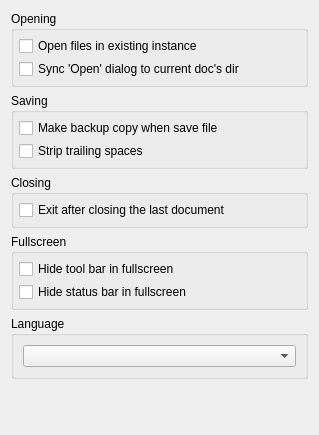
Qt form src/app/ui/forms/MainSettingsPage.ui (Mezomish/juffed) before a commit.
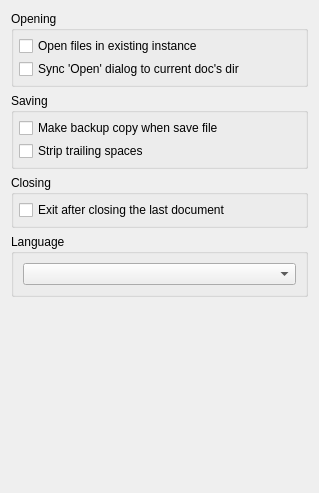
The same form after that commit.

Commit message: Moved fullscreen settings from 'Main' settings page to 'View' page

The edit to the form file:
```diff
--- a/src/app/ui/forms/MainSettingsPage.ui
+++ b/src/app/ui/forms/MainSettingsPage.ui
@@ -7,7 +7,7 @@
     <x>0</x>
     <y>0</y>
     <width>319</width>
-    <height>435</height>
+    <height>493</height>
    </rect>
   </property>
   <property name="sizePolicy">
@@ -103,35 +103,6 @@
      </layout>
     </widget>
    </item>
-   <item>
-    <widget class="QGroupBox" name="groupBox_4">
-     <property name="title">
-      <string>Fullscreen</string>
-     </property>
-     <layout class="QVBoxLayout" name="verticalLayout_5">
-      <property name="spacing">
-       <number>3</number>
-      </property>
-      <property name="margin">
-       <number>5</number>
-      </property>
-      <item>
-       <widget class="QCheckBox" name="fsHideToolbarChk">
-        <property name="text">
-         <string>Hide tool bar in fullscreen</string>
-        </property>
-       </widget>
-      </item>
-      <item>
-       <widget class="QCheckBox" name="fsHideStatusbarChk">
-        <property name="text">
-         <string>Hide status bar in fullscreen</string>
-        </property>
-       </widget>
-      </item>
-     </layout>
-    </widget>
-   </item>
    <item>
     <widget class="QGroupBox" name="groupBox_5">
      <property name="title">
```
The commit also changes 2 other files.
